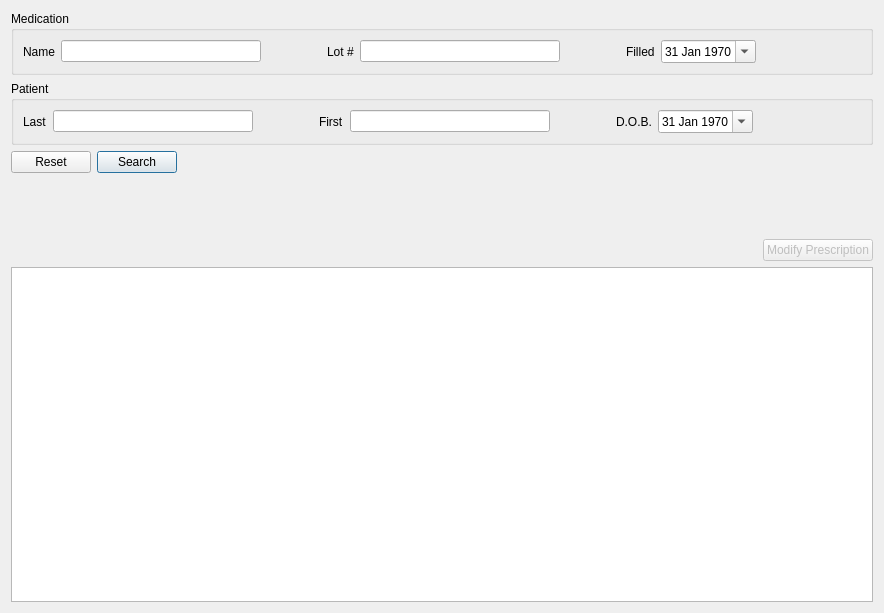
This is mtrack/prescriptionsframe.ui in kyledevans/Medicine-Track as Qt 5 draws it before an edit. The edited form follows.
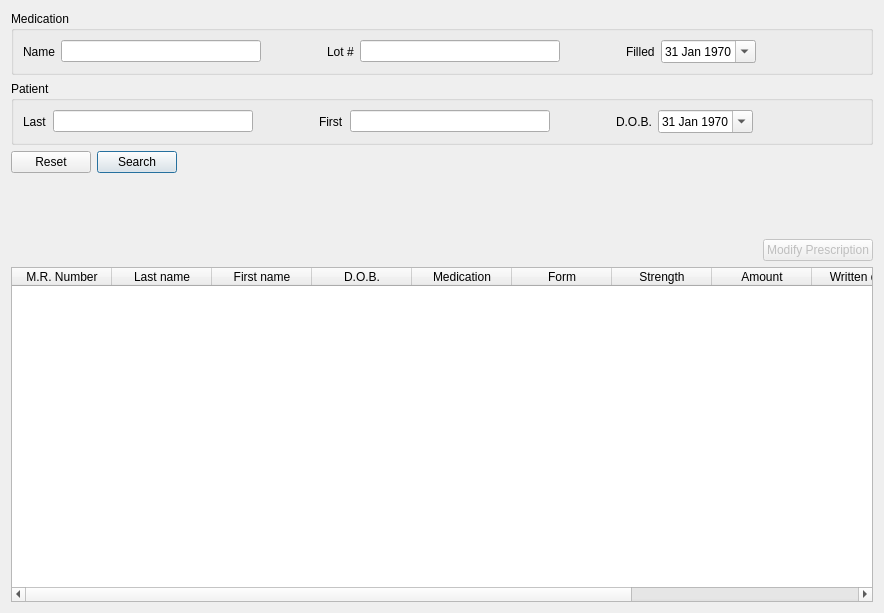
This is the edited form.

Commit message: PrescriptionsFrame is cleaned up. 	modified:   mtrack/patientsearch.cpp 	modified:   mtrack/prescriptionsframe.cpp 	modified:   mtrack/prescriptionsframe.h 	modified:   mtrack/prescriptionsframe.ui

```diff
--- a/mtrack/prescriptionsframe.ui
+++ b/mtrack/prescriptionsframe.ui
@@ -346,13 +346,71 @@
     </layout>
    </item>
    <item>
-    <widget class="QTableView" name="resultTable">
+    <widget class="QTableWidget" name="resultTable">
      <property name="contextMenuPolicy">
       <enum>Qt::ActionsContextMenu</enum>
      </property>
      <property name="selectionBehavior">
       <enum>QAbstractItemView::SelectRows</enum>
      </property>
+     <property name="columnCount">
+      <number>11</number>
+     </property>
+     <column>
+      <property name="text">
+       <string>M.R. Number</string>
+      </property>
+     </column>
+     <column>
+      <property name="text">
+       <string>Last name</string>
+      </property>
+     </column>
+     <column>
+      <property name="text">
+       <string>First name</string>
+      </property>
+     </column>
+     <column>
+      <property name="text">
+       <string>D.O.B.</string>
+      </property>
+     </column>
+     <column>
+      <property name="text">
+       <string>Medication</string>
+      </property>
+     </column>
+     <column>
+      <property name="text">
+       <string>Form</string>
+      </property>
+     </column>
+     <column>
+      <property name="text">
+       <string>Strength</string>
+      </property>
+     </column>
+     <column>
+      <property name="text">
+       <string>Amount</string>
+      </property>
+     </column>
+     <column>
+      <property name="text">
+       <string>Written date</string>
+      </property>
+     </column>
+     <column>
+      <property name="text">
+       <string>Filled date</string>
+      </property>
+     </column>
+     <column>
+      <property name="text">
+       <string>Lot number</string>
+      </property>
+     </column>
     </widget>
    </item>
   </layout>
```
The commit also changes 3 other files.
